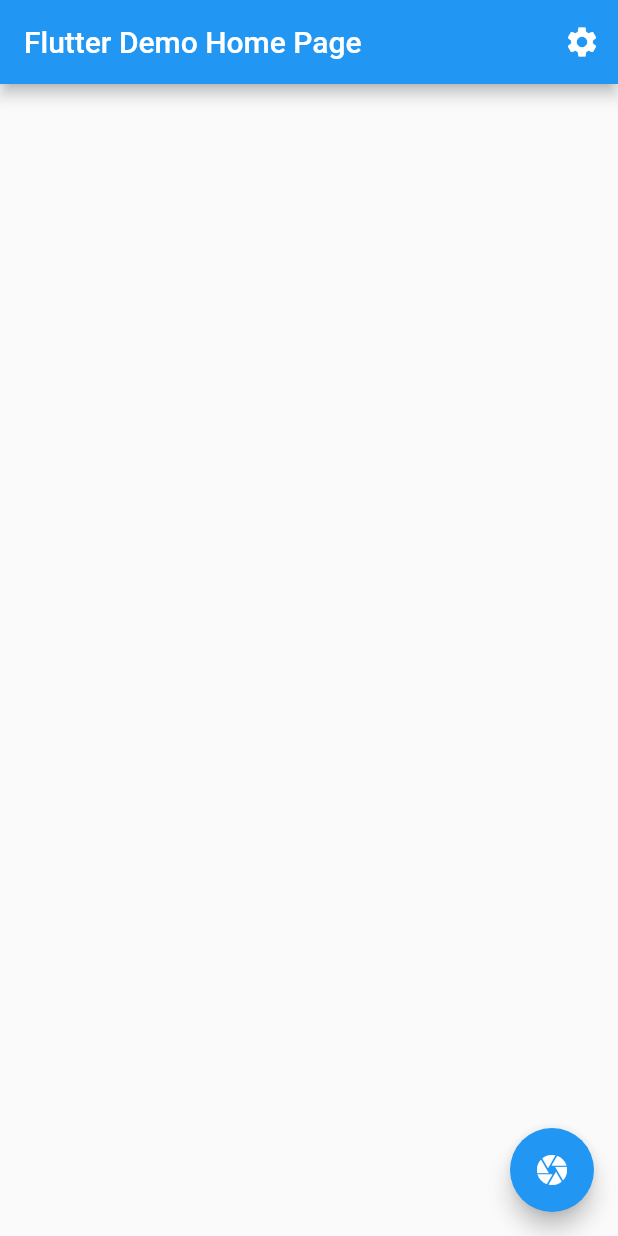
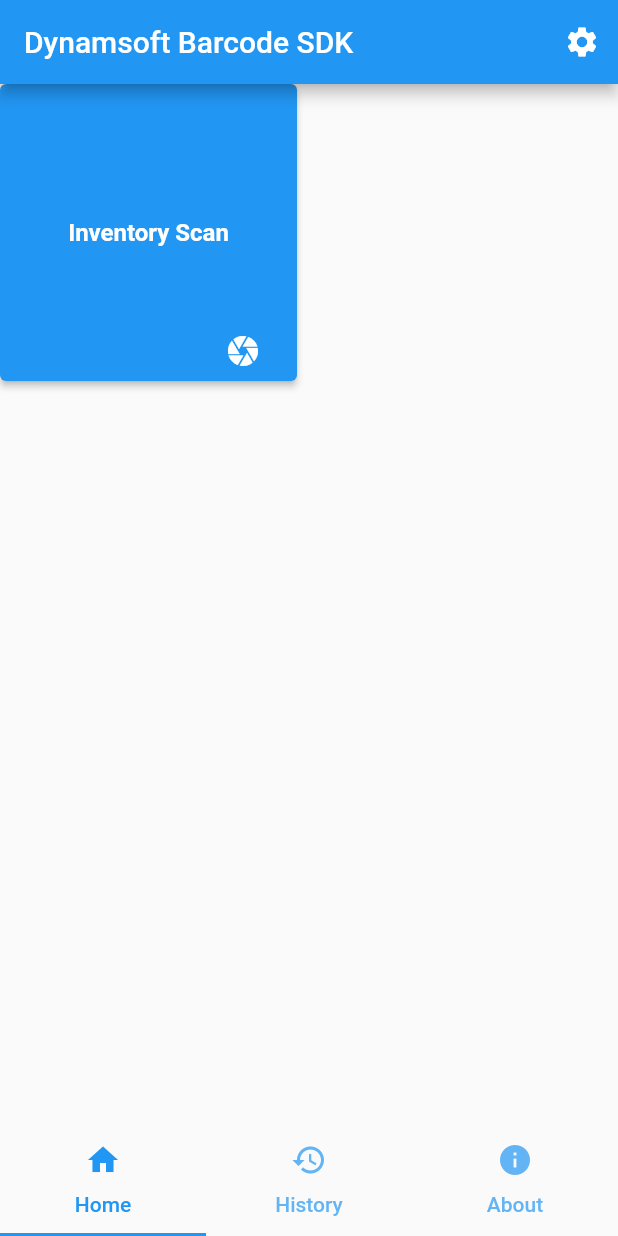
Before and after one commit to yushulx/multiple-barcode-qrcode-datamatrix-scan, a Flutter app: the screen it shows after launch, on a phone screen of 412 x 824 dp. Run offline on Flutter 3.47's test engine with Material 2 defaults, Android fonts, the phone set to English and light mode, and no system bars; missing offline and left inert: dynamsoft_capture_vision_flutter.

Commit message:
Optimized UI

```diff
--- /dev/null
+++ b/lib/home_view.dart
@@ -0,0 +1,94 @@
+import 'package:flutter/material.dart';
+import 'package:provider/provider.dart';
+
+import 'scan_provider.dart';
+import 'scanner_screen.dart';
+import 'settings_screen.dart';
+
+class HomeView extends StatefulWidget {
+  const HomeView({super.key, required this.title});
+
+  final String title;
+
+  @override
+  State<HomeView> createState() => _HomeViewState();
+}
+
+class _HomeViewState extends State<HomeView> {
+  void _launchCamera() {
+    Navigator.push(
+      context,
+      MaterialPageRoute(builder: (context) => ScannerScreen()),
+    );
+  }
+
+  @override
+  Widget build(BuildContext context) {
+    ScanProvider scanProvider = Provider.of<ScanProvider>(context);
+    return Scaffold(
+        appBar: AppBar(
+          title: Text(widget.title),
+          actions: [
+            IconButton(
+              icon: const Icon(Icons.settings),
+              onPressed: () async {
+                var result = await Navigator.push(
+                  context,
+                  MaterialPageRoute(
+                      builder: (context) => const SettingsScreen()),
+                );
+                scanProvider.types = result['format'];
+              },
+            ),
+          ],
+        ),
+        body: Center(
+          child: GridView.count(
+            crossAxisCount: 2, // set the number of columns to 2
+            mainAxisSpacing: 16, // set the spacing between each row
+            crossAxisSpacing: 16, // set the spacing between each column
+            children: [
+              ElevatedButton(
+                onPressed: () {
+                  _launchCamera();
+                },
+                style: ElevatedButton.styleFrom(
+                  minimumSize: const Size.square(
+                      64), // Set the size of the button to be square
+                ),
+                child: Stack(
+                  children: const [
+                    Align(
+                      alignment: Alignment.center,
+                      child: Padding(
+                        padding: EdgeInsets.all(8.0),
+                        child: Text(
+                          'Inventory Scan',
+                          style: TextStyle(
+                            color: Colors.white,
+                            fontSize: 16,
+                            fontWeight: FontWeight.bold,
+                          ),
+                        ),
+                      ),
+                    ),
+                    Align(
+                      alignment: Alignment.bottomRight,
+                      child: Padding(
+                        padding: EdgeInsets.all(8.0),
+                        child: Icon(
+                          Icons.camera,
+                          color: Colors.white,
+                        ),
+                      ),
+                    ),
+                  ],
+                ),
+              ),
+
+              // Add the code for the rest of the buttons
+            ],
+          ),
+        ));
+  }
+}
--- a/lib/main.dart
+++ b/lib/main.dart
@@ -1,13 +1,17 @@
 import 'package:flutter/material.dart';
 import 'package:provider/provider.dart';
 
-import 'scanner_screen.dart';
-import 'settings_screen.dart';
+import 'about_view.dart';
+import 'history_view.dart';
+import 'home_view.dart';
+import 'scan_provider.dart';
 import 'switch_provider.dart';
 
 void main() {
-  runApp(ChangeNotifierProvider(
-      create: (_) => SwitchProvider(), child: const MyApp()));
+  runApp(MultiProvider(providers: [
+    ChangeNotifierProvider(create: (_) => SwitchProvider()),
+    ChangeNotifierProvider(create: (_) => ScanProvider()),
+  ], child: const MyApp()));
 }
 
 class MyApp extends StatelessWidget {
@@ -20,54 +24,47 @@ class MyApp extends StatelessWidget {
       theme: ThemeData(
         primarySwatch: Colors.blue,
       ),
-      home: const MyHomePage(title: 'Flutter Demo Home Page'),
+      home: const MyHomePage(),
     );
   }
 }
 
 class MyHomePage extends StatefulWidget {
-  const MyHomePage({super.key, required this.title});
-
-  final String title;
+  const MyHomePage({super.key});
 
   @override
   State<MyHomePage> createState() => _MyHomePageState();
 }
 
-class _MyHomePageState extends State<MyHomePage> {
-  int _types = 0;
-  void _launchCamera() {
-    Navigator.push(
-      context,
-      MaterialPageRoute(
-          builder: (context) => ScannerScreen(
-                types: _types,
-              )),
-    );
+class _MyHomePageState extends State<MyHomePage>
+    with SingleTickerProviderStateMixin {
+  late TabController _tabController;
+
+  @override
+  void initState() {
+    super.initState();
+    _tabController = TabController(vsync: this, length: 3);
   }
 
   @override
   Widget build(BuildContext context) {
     return Scaffold(
-      appBar: AppBar(
-        title: Text(widget.title),
-        actions: [
-          IconButton(
-            icon: const Icon(Icons.settings),
-            onPressed: () async {
-              var result = await Navigator.push(
-                context,
-                MaterialPageRoute(builder: (context) => const SettingsScreen()),
-              );
-              _types = result['format'];
-            },
-          ),
+      body: TabBarView(
+        controller: _tabController,
+        children: const [
+          HomeView(title: 'Dynamsoft Barcode SDK'),
+          HistoryView(title: 'History'),
+          InfoView(title: 'About the SDK'),
         ],
       ),
-      floatingActionButton: FloatingActionButton(
-        onPressed: _launchCamera,
-        tooltip: 'Barcode Scanner',
-        child: const Icon(Icons.camera),
+      bottomNavigationBar: TabBar(
+        labelColor: Colors.blue,
+        controller: _tabController,
+        tabs: const [
+          Tab(icon: Icon(Icons.home), text: 'Home'),
+          Tab(icon: Icon(Icons.history_sharp), text: 'History'),
+          Tab(icon: Icon(Icons.info), text: 'About'),
+        ],
       ),
     );
   }
--- /dev/null
+++ b/lib/scan_provider.dart
@@ -0,0 +1,32 @@
+import 'package:dynamsoft_capture_vision_flutter/dynamsoft_capture_vision_flutter.dart';
+import 'package:flutter/foundation.dart';
+
+class ScanProvider extends ChangeNotifier {
+  int _types = 0;
+
+  int get types => _types;
+
+  set types(int value) {
+    _types = value;
+    notifyListeners();
+  }
+
+  final Map<String, BarcodeResult> _results = {};
+
+  Map<String, BarcodeResult> get results => _results;
+
+  void addResult(String key, BarcodeResult result) {
+    _results[key] = result;
+    notifyListeners();
+  }
+
+  void clearResults() {
+    _results.clear();
+    notifyListeners();
+  }
+
+  void removeResult(String key) {
+    _results.remove(key);
+    notifyListeners();
+  }
+}
```
Also changed, not shown: lib/about_view.dart (added, +33 -0 lines), lib/history_view.dart (added, +44 -0 lines), lib/result_screen.dart (+4 -15 lines), lib/scanner_screen.dart (+15 -21 lines), lib/utils.dart (added, +42 -0 lines).
